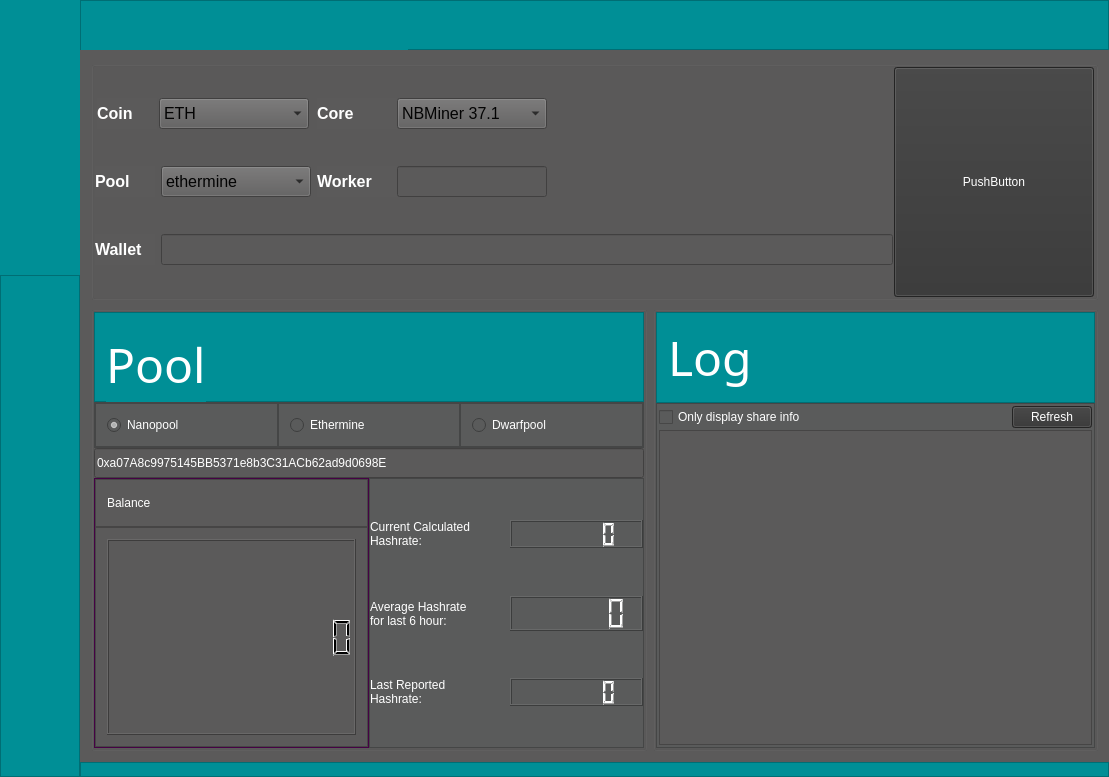
Above: Code/References/MinerLamp-master/MinerLamp-master/mainwindow.ui from UndertakerW/MinersCoffee before the change. Below: the same form after it.
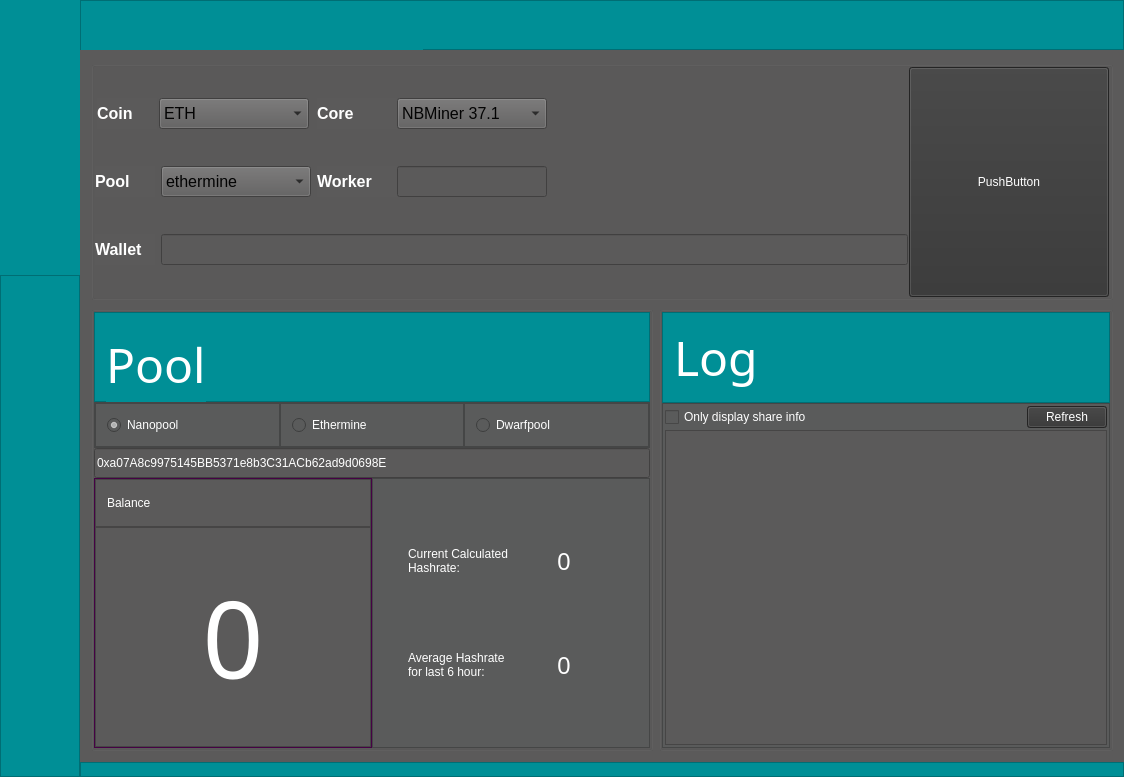
That is the form after the change. The open tabs and pages were chosen to show the change. Icons and pictures are not drawn. Custom widgets are drawn as their Qt base class.

The edit to the form file:
```diff
--- a/Code/References/MinerLamp-master/MinerLamp-master/mainwindow.ui
+++ b/Code/References/MinerLamp-master/MinerLamp-master/mainwindow.ui
@@ -6,7 +6,7 @@
    <rect>
     <x>0</x>
     <y>0</y>
-    <width>1109</width>
+    <width>1124</width>
     <height>766</height>
    </rect>
   </property>
@@ -55,7 +55,7 @@
     <property name="spacing">
      <number>0</number>
     </property>
-    <item row="0" column="0">
+    <item row="0" column="0" rowspan="2">
      <layout class="QHBoxLayout" name="horizontalLayout_24">
       <property name="spacing">
        <number>0</number>
@@ -2670,13 +2670,28 @@
                                <enum>QFrame::Raised</enum>
                               </property>
                               <layout class="QGridLayout" name="gridLayout_19">
-                               <item row="0" column="1">
-                                <widget class="QLCDNumber" name="lcdNumberBalance">
-                                 <property name="smallDecimalPoint">
-                                  <bool>false</bool>
+                               <item row="0" column="0">
+                                <widget class="QLabel" name="labelBalance">
+                                 <property name="minimumSize">
+                                  <size>
+                                   <width>100</width>
+                                   <height>0</height>
+                                  </size>
                                  </property>
-                                 <property name="digitCount">
-                                  <number>12</number>
+                                 <property name="font">
+                                  <font>
+                                   <family>Berlin Sans FB</family>
+                                   <pointsize>80</pointsize>
+                                  </font>
+                                 </property>
+                                 <property name="styleSheet">
+                                  <string notr="true">color : white;</string>
+                                 </property>
+                                 <property name="text">
+                                  <string>0</string>
+                                 </property>
+                                 <property name="alignment">
+                                  <set>Qt::AlignCenter</set>
                                  </property>
                                 </widget>
                                </item>
@@ -2751,15 +2766,27 @@
                                </widget>
                               </item>
                               <item>
-                               <widget class="QLCDNumber" name="lcdNumberCalculatedHR">
-                                <property name="sizePolicy">
-                                 <sizepolicy hsizetype="Preferred" vsizetype="Preferred">
-                                  <horstretch>0</horstretch>
-                                  <verstretch>35</verstretch>
-                                 </sizepolicy>
+                               <widget class="QLabel" name="labelCalculatedHR">
+                                <property name="minimumSize">
+                                 <size>
+                                  <width>100</width>
+                                  <height>0</height>
+                                 </size>
                                 </property>
-                                <property name="digitCount">
-                                 <number>6</number>
+                                <property name="font">
+                                 <font>
+                                  <family>Berlin Sans FB</family>
+                                  <pointsize>18</pointsize>
+                                 </font>
+                                </property>
+                                <property name="styleSheet">
+                                 <string notr="true">color : white;</string>
+                                </property>
+                                <property name="text">
+                                 <string>0</string>
+                                </property>
+                                <property name="alignment">
+                                 <set>Qt::AlignCenter</set>
                                 </property>
                                </widget>
                               </item>
@@ -2794,15 +2821,27 @@
                                </widget>
                               </item>
                               <item>
-                               <widget class="QLCDNumber" name="lcdNumberAvrgHr6H">
+                               <widget class="QLabel" name="labelAvrgHr6H">
                                 <property name="minimumSize">
                                  <size>
-                                  <width>0</width>
-                                  <height>35</height>
+                                  <width>100</width>
+                                  <height>0</height>
                                  </size>
                                 </property>
-                                <property name="digitCount">
-                                 <number>6</number>
+                                <property name="font">
+                                 <font>
+                                  <family>Berlin Sans FB</family>
+                                  <pointsize>18</pointsize>
+                                 </font>
+                                </property>
+                                <property name="styleSheet">
+                                 <string notr="true">color : white;</string>
+                                </property>
+                                <property name="text">
+                                 <string>0</string>
+                                </property>
+                                <property name="alignment">
+                                 <set>Qt::AlignCenter</set>
                                 </property>
                                </widget>
                               </item>
@@ -2822,41 +2861,7 @@
                              </spacer>
                             </item>
                             <item>
-                             <layout class="QHBoxLayout" name="horizontalLayout_34">
-                              <item>
-                               <widget class="QLabel" name="label_22">
-                                <property name="font">
-                                 <font>
-                                  <family>Arial</family>
-                                 </font>
-                                </property>
-                                <property name="text">
-                                 <string>Last Reported 
-Hashrate:</string>
-                                </property>
-                               </widget>
-                              </item>
-                              <item>
-                               <widget class="QLCDNumber" name="lcdNumber_4">
-                                <property name="digitCount">
-                                 <number>6</number>
-                                </property>
-                               </widget>
-                              </item>
-                             </layout>
-                            </item>
-                            <item>
-                             <spacer name="verticalSpacer_13">
-                              <property name="orientation">
-                               <enum>Qt::Vertical</enum>
-                              </property>
-                              <property name="sizeHint" stdset="0">
-                               <size>
-                                <width>20</width>
-                                <height>40</height>
-                               </size>
-                              </property>
-                             </spacer>
+                             <layout class="QHBoxLayout" name="horizontalLayout_34"/>
                             </item>
                            </layout>
                           </item>
@@ -4583,6 +4588,44 @@
                     </layout>
                    </widget>
                   </item>
+                  <item row="8" column="6">
+                   <widget class="QLabel" name="labellcdNumber_4">
+                    <property name="minimumSize">
+                     <size>
+                      <width>100</width>
+                      <height>0</height>
+                     </size>
+                    </property>
+                    <property name="font">
+                     <font>
+                      <family>Berlin Sans FB</family>
+                      <pointsize>18</pointsize>
+                     </font>
+                    </property>
+                    <property name="styleSheet">
+                     <string notr="true">color : white;</string>
+                    </property>
+                    <property name="text">
+                     <string>0</string>
+                    </property>
+                    <property name="alignment">
+                     <set>Qt::AlignCenter</set>
+                    </property>
+                   </widget>
+                  </item>
+                  <item row="8" column="7">
+                   <widget class="QLabel" name="label_22">
+                    <property name="font">
+                     <font>
+                      <family>Arial</family>
+                     </font>
+                    </property>
+                    <property name="text">
+                     <string>Last Reported 
+Hashrate:</string>
+                    </property>
+                   </widget>
+                  </item>
                  </layout>
                 </item>
                </layout>
```
Left out of the diff: 781 changed lines with no effect on the pictures.
